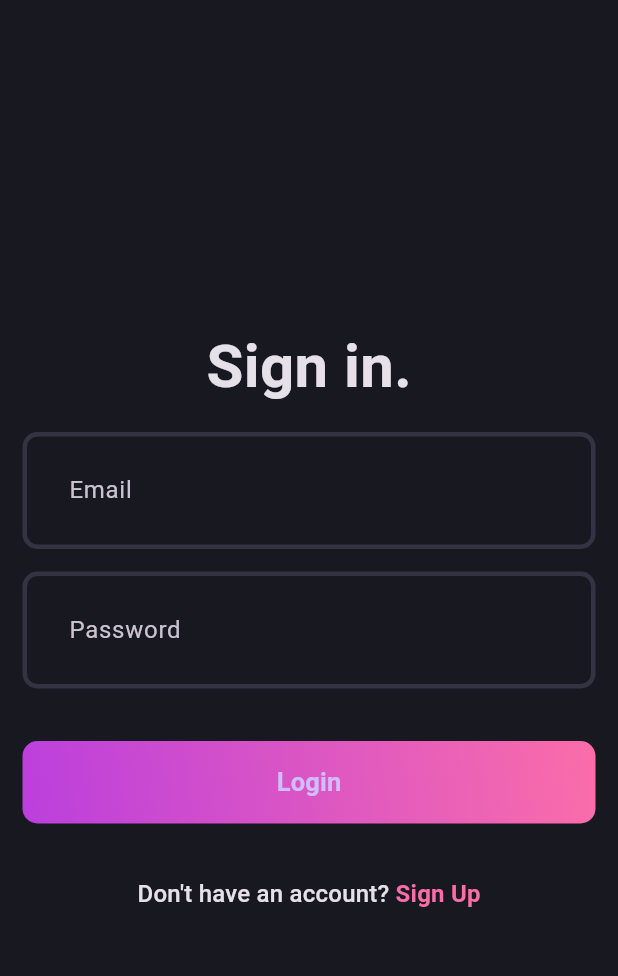
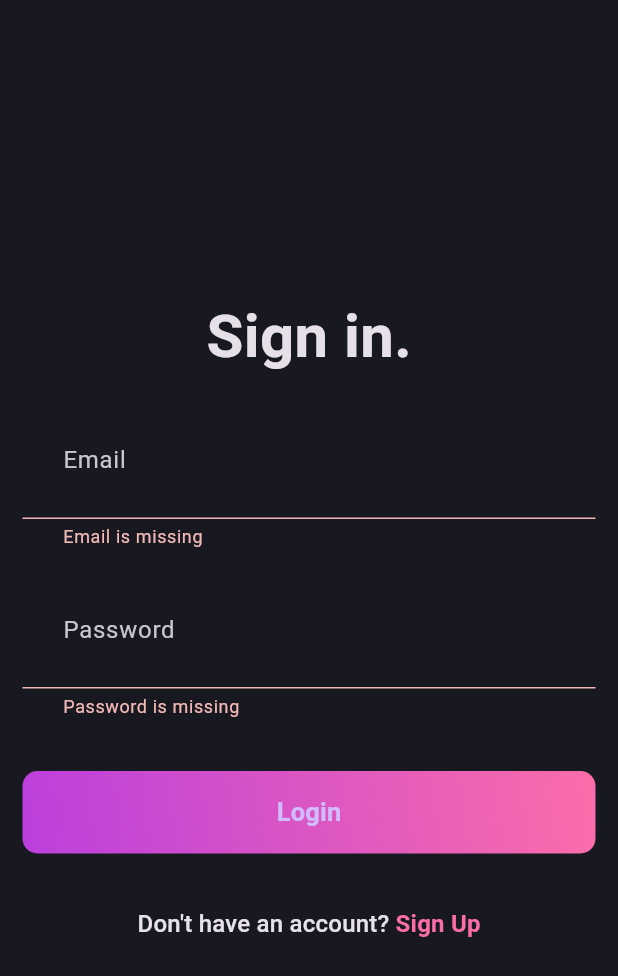
Before and after one commit to OmarWaled21/blog_app, a Flutter app: the screen it shows after launch, after a tap on "Login", on a phone screen of 412 x 824 dp. Shown: the top 976 px of the screen. Run offline on Flutter 3.47's test engine with Material 3 defaults, Android fonts, the phone set to English and light mode, and no system bars; our stand-ins replace flutter_bloc, fpdart, get_it, supabase_flutter; accounts and stored records are empty.

Commit message:
finish login with adding the bloc to login page and the init dependencies

```diff
--- a/lib/features/auth/presentation/pages/login_page.dart
+++ b/lib/features/auth/presentation/pages/login_page.dart
@@ -1,9 +1,13 @@
+import 'package:blog_app/core/common/widgets/loader.dart';
 import 'package:blog_app/core/helper_extention/navigator_extention.dart';
 import 'package:blog_app/core/theme/app_pallete.dart';
+import 'package:blog_app/core/utils/show_snackbar.dart';
+import 'package:blog_app/features/auth/presentation/bloc/auth_bloc.dart';
 import 'package:blog_app/features/auth/presentation/pages/signup_page.dart';
 import 'package:blog_app/features/auth/presentation/widgets/auth_field.dart';
 import 'package:blog_app/features/auth/presentation/widgets/auth_gradient_button.dart';
 import 'package:flutter/material.dart';
+import 'package:flutter_bloc/flutter_bloc.dart';
 
 class LoginPage extends StatefulWidget {
   const LoginPage({super.key});
@@ -30,7 +34,17 @@ class _LoginPageState extends State<LoginPage> {
     return Scaffold(
       body: Padding(
         padding: const EdgeInsets.all(15),
-        child: Form(
+        child: BlocConsumer<AuthBloc, AuthState>(
+          listener: (context, state) {
+            if (state is AuthFailure) {
+              showSnackBar(context, state.msg);
+            }
+          },
+          builder: (context, state) {
+            if (state is AuthLoading) {
+              return const Loader();
+            }
+            return Form(
               key: formKey,
               child: Column(
                 spacing: 15,
@@ -49,7 +63,16 @@ class _LoginPageState extends State<LoginPage> {
                   const SizedBox(height: 5),
                   AuthGradientButton(
                     buttonText: 'Login',
-                onPressed: () {},
+                    onPressed: () {
+                      if (formKey.currentState!.validate()) {
+                        context.read<AuthBloc>().add(
+                              AuthLogin(
+                                email: emailController.text.trim(),
+                                password: passwordController.text.trim(),
+                              ),
+                            );
+                      }
+                    },
                   ),
                   const SizedBox(height: 5),
                   Row(
@@ -63,7 +86,8 @@ class _LoginPageState extends State<LoginPage> {
                         onTap: () => context.push(const SignupPage()),
                         child: Text(
                           'Sign Up',
-                      style: Theme.of(context).textTheme.titleMedium?.copyWith(
+                          style:
+                              Theme.of(context).textTheme.titleMedium?.copyWith(
                                     color: AppPallete.gradient2,
                                     fontWeight: FontWeight.bold,
                                   ),
@@ -73,6 +97,8 @@ class _LoginPageState extends State<LoginPage> {
                   ),
                 ],
               ),
+            );
+          },
         ),
       ),
     );
--- a/lib/init_dependencies.dart
+++ b/lib/init_dependencies.dart
@@ -2,6 +2,7 @@ import 'package:blog_app/core/secrets/app_secrets.dart';
 import 'package:blog_app/features/auth/data/datasources/auth_remote_data_source.dart';
 import 'package:blog_app/features/auth/data/repositories/auth_repository_impl.dart';
 import 'package:blog_app/features/auth/domain/repository/auth_repository.dart';
+import 'package:blog_app/features/auth/domain/usecases/user_login.dart';
 import 'package:blog_app/features/auth/domain/usecases/user_sign_up.dart';
 import 'package:blog_app/features/auth/presentation/bloc/auth_bloc.dart';
 import 'package:get_it/get_it.dart';
@@ -31,7 +32,11 @@ void _initAuth() {
     () => UserSignUp(serviceLocator()),
   );
 
+  serviceLocator.registerFactory(
+    () => UserLogin(serviceLocator()),
+  );
+
   serviceLocator.registerLazySingleton(
-    () => AuthBloc(userSignUp: serviceLocator()),
+    () => AuthBloc(userSignUp: serviceLocator(), userLogin: serviceLocator()),
   );
 }
```
Lines whose indentation alone changed are shown as unchanged.
